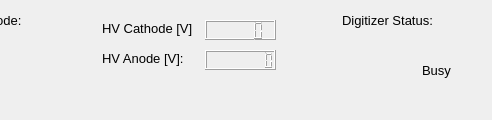
Old version of the form sbndprmdaq/controls.ui in the repository marcodeltutto/SBNDPurityMonitorDAQ; both pictures show x 508 to 1000 and y 0 to 120 of the 1000 by 120 pixel window.
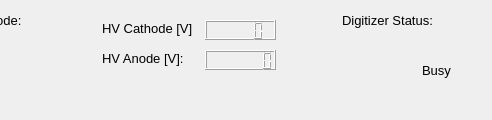
New version of the form. Icons and pictures are not drawn. Custom widgets are drawn as their Qt base class.

Commit message: Enlarge LCD display

```diff
--- a/sbndprmdaq/controls.ui
+++ b/sbndprmdaq/controls.ui
@@ -290,7 +290,7 @@
      </rect>
     </property>
     <property name="digitCount">
-     <number>8</number>
+     <number>7</number>
     </property>
    </widget>
   </widget>
```
